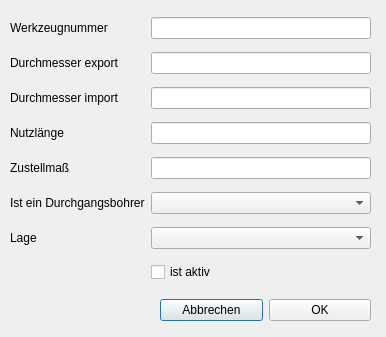
First picture: the form in Dialoge/dialog_bohrer.ui, repository TischlerWilly/postprozessor, before the edit.
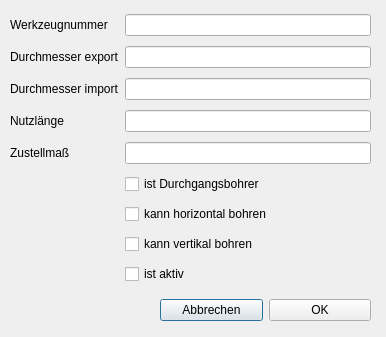
Second picture: the form after the edit.

The edit to the form file:
```diff
--- a/Dialoge/dialog_bohrer.ui
+++ b/Dialoge/dialog_bohrer.ui
@@ -26,25 +26,13 @@
     </rect>
    </property>
    <layout class="QGridLayout" name="gridLayout">
-    <item row="2" column="1">
-     <widget class="QLineEdit" name="lineEdit_dm_cad"/>
-    </item>
-    <item row="4" column="1">
-     <widget class="QLineEdit" name="lineEdit__zustmass"/>
-    </item>
-    <item row="5" column="1">
-     <widget class="QComboBox" name="comboBox_dubo"/>
-    </item>
-    <item row="5" column="0">
-     <widget class="QLabel" name="label_dubo">
+    <item row="6" column="1">
+     <widget class="QCheckBox" name="checkBox_hori">
       <property name="text">
-       <string>Ist ein Durchgangsbohrer</string>
+       <string>kann horizontal bohren</string>
       </property>
      </widget>
     </item>
-    <item row="0" column="1">
-     <widget class="QLineEdit" name="lineEdit_nr"/>
-    </item>
     <item row="3" column="0">
      <widget class="QLabel" name="label_nutzlaenge">
       <property name="text">
@@ -52,20 +40,16 @@
       </property>
      </widget>
     </item>
-    <item row="3" column="1">
-     <widget class="QLineEdit" name="lineEdit__nutzlaenge"/>
+    <item row="1" column="1">
+     <widget class="QLineEdit" name="lineEdit_dm_real"/>
     </item>
-    <item row="1" column="0">
-     <widget class="QLabel" name="label_dm_real">
-      <property name="text">
-       <string>Durchmesser export</string>
-      </property>
-     </widget>
+    <item row="4" column="1">
+     <widget class="QLineEdit" name="lineEdit_zustmass"/>
     </item>
-    <item row="2" column="0">
-     <widget class="QLabel" name="label_dm_cad">
+    <item row="5" column="1">
+     <widget class="QCheckBox" name="checkBox_istdubo">
       <property name="text">
-       <string>Durchmesser import</string>
+       <string>ist Durchgangsbohrer</string>
       </property>
      </widget>
     </item>
@@ -83,26 +67,43 @@
       </property>
      </widget>
     </item>
-    <item row="1" column="1">
-     <widget class="QLineEdit" name="lineEdit_dm_real"/>
-    </item>
-    <item row="6" column="1">
-     <widget class="QComboBox" name="comboBox_lage"/>
-    </item>
-    <item row="6" column="0">
-     <widget class="QLabel" name="label_lage">
-      <property name="text">
-       <string>Lage</string>
-      </property>
-     </widget>
-    </item>
-    <item row="7" column="1">
+    <item row="8" column="1">
      <widget class="QCheckBox" name="checkBox_ist_aktiv">
       <property name="text">
        <string>ist aktiv</string>
       </property>
      </widget>
     </item>
+    <item row="2" column="0">
+     <widget class="QLabel" name="label_dm_cad">
+      <property name="text">
+       <string>Durchmesser import</string>
+      </property>
+     </widget>
+    </item>
+    <item row="1" column="0">
+     <widget class="QLabel" name="label_dm_real">
+      <property name="text">
+       <string>Durchmesser export</string>
+      </property>
+     </widget>
+    </item>
+    <item row="0" column="1">
+     <widget class="QLineEdit" name="lineEdit_nr"/>
+    </item>
+    <item row="3" column="1">
+     <widget class="QLineEdit" name="lineEdit_nutzlaenge"/>
+    </item>
+    <item row="2" column="1">
+     <widget class="QLineEdit" name="lineEdit_dm_cad"/>
+    </item>
+    <item row="7" column="1">
+     <widget class="QCheckBox" name="checkBox_verti">
+      <property name="text">
+       <string>kann vertikal bohren</string>
+      </property>
+     </widget>
+    </item>
    </layout>
   </widget>
   <widget class="QWidget" name="layoutWidget">
```
Left out of the diff: 5 changed lines with no effect on the pictures.
